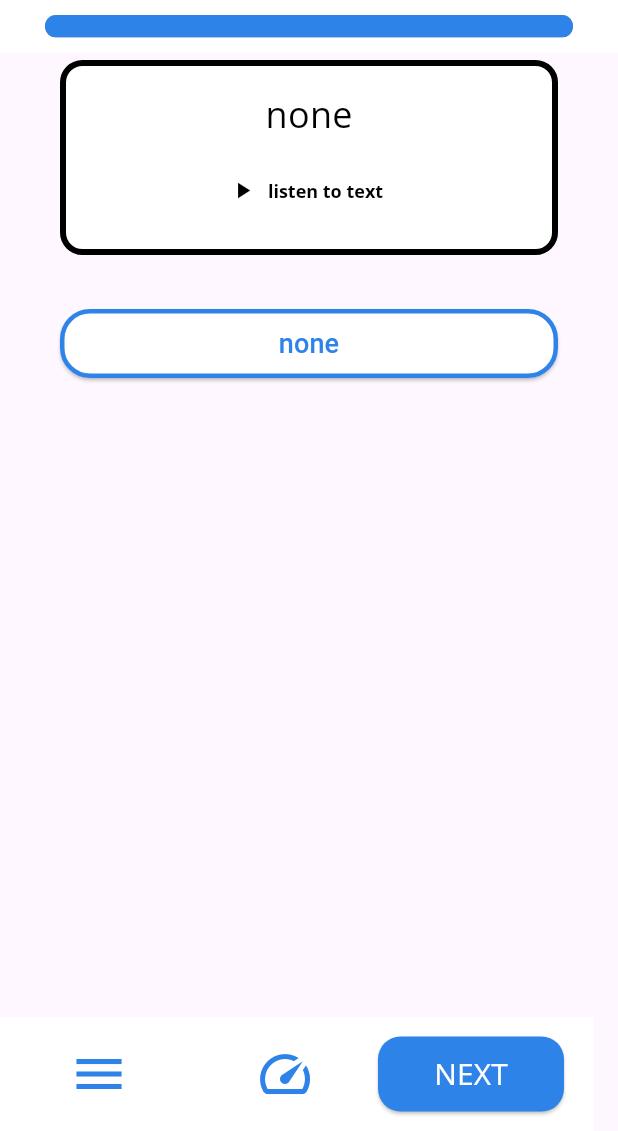
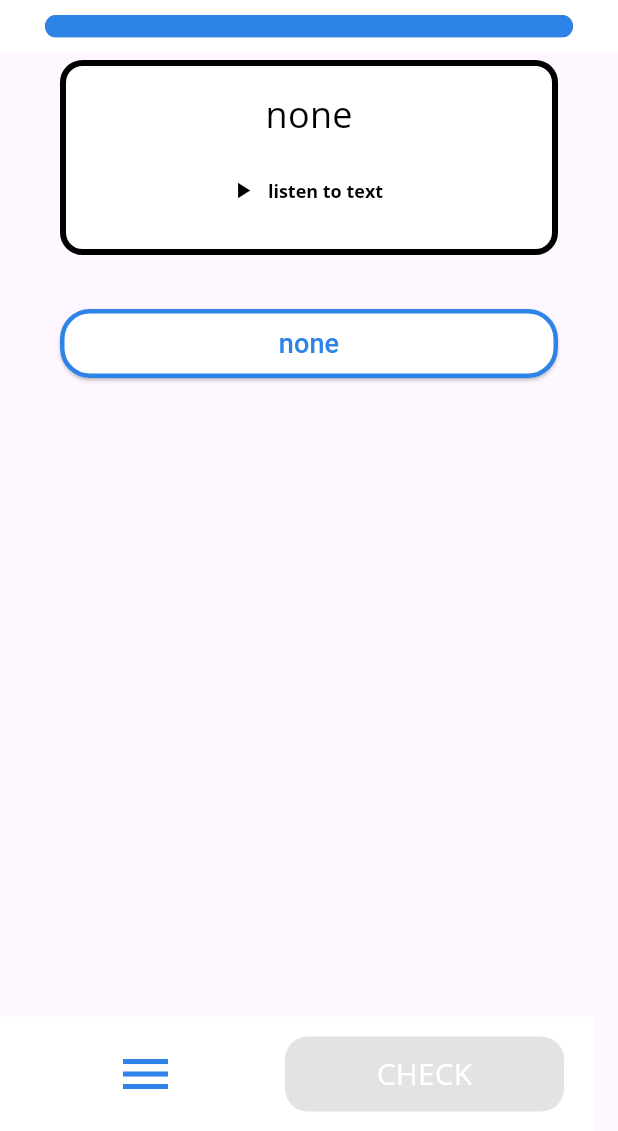
Before and after one commit to JasonXing1234/Gamified-Education-App, a Flutter app: the PracticeScreen screen opened directly with empty values, on a phone screen of 412 x 824 dp, the part 105-1236 px from its top. Run offline on Flutter 3.47's test engine with Material 3 defaults, Android fonts, the phone set to English and light mode, and no system bars; our stand-ins replace equatable, firebase_auth, firebase_core, firebase_database, firebase_messaging, font_awesome_flutter and 1 more; accounts and stored records are empty.

Commit message:
Practice question logic for displaying a correct answer message and diabling check if no answer is selected

```diff
--- a/lib/components/practice/practice_screen.dart
+++ b/lib/components/practice/practice_screen.dart
@@ -39,7 +39,8 @@ class PracticeScreen extends StatefulWidget {
 }
 
 class _PracticeScreenState extends State<PracticeScreen> {
-  bool isCorrect = true;
+  bool isCorrect = false;
+  bool checkedAnswer = false;
   int questionIndex = 0;
   String tempAnswer = "";
   int selectedIndex = 4;
@@ -117,7 +118,7 @@ class _PracticeScreenState extends State<PracticeScreen> {
     }
   }
 
-  Future<void> recordStar() async {
+  Future<void> recordTicket() async {
     if (questionIndex == practiceQuestions.length - 1) {
       DataSnapshot snapshot = await _database.child('profile').child(user2!.uid).child('numTickets').get();
       int numTickets = snapshot.value as int;
@@ -129,6 +130,10 @@ class _PracticeScreenState extends State<PracticeScreen> {
 
   Future<void> nextQuestion(String answer) async {
     setState(() {
+      checkedAnswer = false;
+      isCorrect = false;
+      selectedIndex = 10;
+      tempAnswer = "";
       if (questionIndex < practiceQuestions.length - 1) {
         questionIndex++;
       }
@@ -199,31 +204,37 @@ class _PracticeScreenState extends State<PracticeScreen> {
                 const Expanded(
                   child: MenuButton(),
                 ),
-                const Expanded(
-                  child: SpeedButton(),
-                ),
+                // const Expanded(
+                //   child: SpeedButton(),
+                // ),
                 Expanded(
                   child: NextButton(
-                    buttonText: questionIndex == practiceQuestions.length -1 ? "FINISH" : "NEXT",
+                    buttonText: questionIndex == practiceQuestions.length -1 && isCorrect == true ? "FINISH" : isCorrect == false ? "CHECK" : "NEXT" ,
                     onTap: () {
                       setState(() {
-                        if (questionIndex == practiceQuestions.length - 1) {
+                        if (isCorrect && checkedAnswer && questionIndex == practiceQuestions.length - 1) {
                           // End practice
-                          recordStar();
-
+                          recordTicket();
                           nextQuestion(tempAnswer);
                         }
+                        else if (isCorrect && checkedAnswer) {
+                          // TODO: This may have unexpected behavior is user gets the right answer then changes answer to incorrect response
+                          // Move onto next question after correct and checked have been set
+                          nextQuestion(tempAnswer);
+                          selectedIndex = 10;
+                        }
                         else if(currentQuestion.correctAnswer == tempAnswer){
+                          // Set correct and checked
                           isCorrect = true;
-                          nextQuestion(tempAnswer);
+                          checkedAnswer = true;
                         }
                         else{
                           isCorrect = false;
+                          checkedAnswer = true;
                         }
-                        selectedIndex = 10;
                       });
                     },
-                    disabled: false,
+                    disabled: tempAnswer == "",
                   ),
                 ),
               ],
@@ -245,7 +256,6 @@ class _PracticeScreenState extends State<PracticeScreen> {
                     currentQuestion.context == "no" ? SizedBox.shrink() : const SizedBox(height: 30,),
                     currentQuestion.photo == 'no' ? SizedBox.shrink() : Image.asset(currentQuestion.photo),
                     currentQuestion.photo == 'no' ? SizedBox.shrink() : const SizedBox(height: 30,),
-
 
                     counter == 2 ? SizedBox.shrink() : TextBox(
                       currentText: currentQuestion,
@@ -277,12 +287,17 @@ class _PracticeScreenState extends State<PracticeScreen> {
                       height: 15,
                     ),
 
-                    isCorrect == false ? Text(
+                    isCorrect == false && checkedAnswer == true ? Text(
                       'The answer was incorrect. Please try again.',
                       textAlign: TextAlign.left,
                       style: textStyles.customBodyText(appColors.red, 24),
                     ) : SizedBox.shrink(),
 
+                    isCorrect == true && checkedAnswer == true ? Text(
+                      'Correct!',
+                      textAlign: TextAlign.left,
+                      style: textStyles.customBodyText(appColors.green, 24),
+                    ) : SizedBox.shrink(),
 
                     const SizedBox(
                       height: 60,
--- a/lib/components/quiz/quiz_screen.dart
+++ b/lib/components/quiz/quiz_screen.dart
@@ -187,9 +187,9 @@ class _QuestionsScreenState extends State<QuizScreen> {
               const Expanded(
                 child: MenuButton(),
               ),
-              const Expanded(
-                child: SpeedButton(),
-              ),
+              // const Expanded(
+              //   child: SpeedButton(),
+              // ),
               Expanded(
                 child: NextButton(
                   buttonText: questionIndex == quizQuestions.length -1 ? "SUBMIT" : "NEXT",
```
